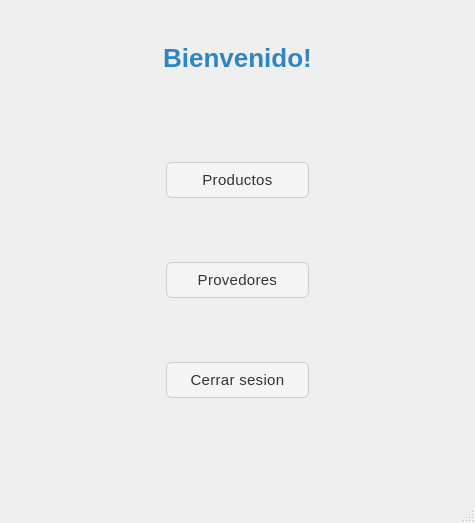
This is ui/login2.ui in maubtw/examen-segundo-parcial as Qt 5 draws it before an edit. The edited form follows.
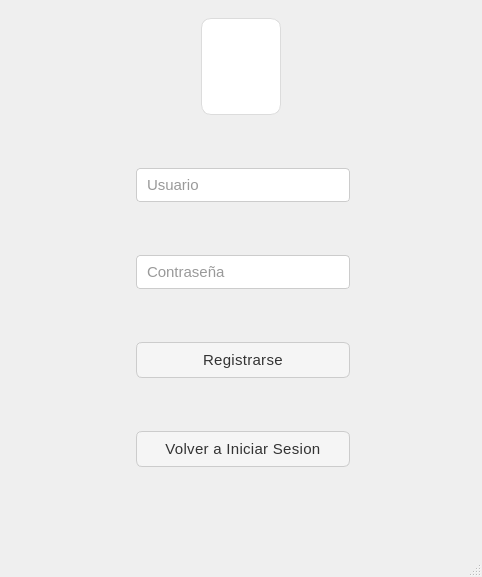
This is the edited form. Icons and pictures are not drawn.

```diff
--- a/ui/login2.ui
+++ b/ui/login2.ui
@@ -6,8 +6,8 @@
    <rect>
     <x>0</x>
     <y>0</y>
-    <width>475</width>
-    <height>523</height>
+    <width>482</width>
+    <height>577</height>
    </rect>
   </property>
   <property name="windowTitle">
@@ -341,6 +341,339 @@
            </size>
           </property>
          </spacer>
+        </item>
+        <item row="1" column="3" colspan="3">
+         <spacer name="horizontalSpacer_2">
+          <property name="orientation">
+           <enum>Qt::Horizontal</enum>
+          </property>
+          <property name="sizeHint" stdset="0">
+           <size>
+            <width>168</width>
+            <height>97</height>
+           </size>
+          </property>
+         </spacer>
+        </item>
+       </layout>
+      </widget>
+      <widget class="QWidget" name="register_2">
+       <property name="styleSheet">
+        <string notr="true">/* === Estilo general === */
+QMainWindow {
+    background-color: #f6f7fb;
+    color: #333333;
+    font-family: &quot;Segoe UI Variable&quot;, &quot;Roboto&quot;, &quot;Open Sans&quot;, sans-serif;
+    font-size: 32px;
+    font-weight: 300; /* Más delgada */
+}
+
+/* === Frames === */
+QFrame {
+    background-color: #ffffff;
+    border-radius: 10px;
+    border: 1px solid #dcdcdc;
+}
+
+/* Barra superior */
+#frame_superior {
+    background-color: #e8ecf1;
+    border: none;
+}
+
+/* Panel lateral */
+#frame_lateral {
+    background-color: #f1f3f6;
+    border-right: 1px solid #d1d1d1;
+}
+
+/* Área principal */
+#frame_paginas {
+    background-color: #ffffff;
+}
+
+/* === Botones === */
+QPushButton {
+    background-color: #f5f5f5;
+    color: #333333;
+    border: 1px solid #cccccc;
+    border-radius: 6px;
+    padding: 8px 14px;
+    font-weight: 400;
+    font-size: 15px;
+    letter-spacing: 0.3px;
+}
+
+QPushButton:hover {
+    background-color: #0078d7;
+    color: #ffffff;
+    border: 1px solid #0078d7;
+}
+
+QPushButton:pressed {
+    background-color: #005a9e;
+    color: #ffffff;
+    border: 1px solid #005a9e;
+}
+
+/* Botón principal (Menú) */
+#boton_menu {
+    background-color: #0078d7;
+    color: white;
+    border: none;
+    font-weight: 400;
+}
+#boton_menu:hover {
+    background-color: #006cbe;
+}
+#boton_menu:pressed {
+    background-color: #005a9e;
+}
+
+/* Botón salir */
+#boton_salir {
+    background-color: #e74c3c;
+    color: white;
+    border: none;
+}
+#boton_salir:hover {
+    background-color: #c0392b;
+}
+#boton_salir:pressed {
+    background-color: #a93226;
+}
+
+/* === Campos de texto === */
+QLineEdit {
+    background-color: #ffffff;
+    color: #333333;
+    border: 1px solid #cccccc;
+    border-radius: 4px;
+    padding: 6px 8px;
+    font-size: 15px;
+    font-weight: 300;
+}
+
+QLineEdit:focus {
+    border: 1px solid #0078d7;
+    background-color: #f9fcff;
+}
+
+/* === Labels === */
+QLabel {
+    color: #333333;
+    font-weight: 300;
+    font-size: 15px;
+}
+
+/* Label inferior o secundario */
+#label {
+    color: #666666;
+    font-size: 13px;
+    font-style: italic;
+}
+
+/* === Stacked Widget === */
+QStackedWidget {
+    background-color: #ffffff;
+    border: 1px solid #dcdcdc;
+    border-radius: 6px;
+}
+
+/* === Scrollbars === */
+QScrollBar:vertical {
+    border: none;
+    background: #f0f0f0;
+    width: 10px;
+    border-radius: 4px;
+}
+QScrollBar::handle:vertical {
+    background: #cccccc;
+    min-height: 20px;
+    border-radius: 4px;
+}
+QScrollBar::handle:vertical:hover {
+    background: #0078d7;
+}
+QScrollBar::add-line:vertical,
+QScrollBar::sub-line:vertical {
+    height: 0;
+}
+
+/* === Layouts === */
+QVBoxLayout, QHBoxLayout {
+    spacing: 10px;
+}
+
+/* === Botones laterales === */
+#boton_agregar, #boton_buscar, #boton_actualizar, #boton_eliminar, #boton_consultar {
+    background-color: #ffffff;
+    border: 1px solid #cccccc;
+    color: #333333;
+    font-weight: 400;
+    font-size: 15px;
+}
+
+#boton_agregar:hover, 
+#boton_buscar:hover, 
+#boton_actualizar:hover, 
+#boton_eliminar:hover,
+#boton_consultar:hover {
+    background-color: #e8f0fe;
+    border: 1px solid #0078d7;
+    color: #0078d7;
+}
+
+#boton_agregar:pressed, 
+#boton_buscar:pressed, 
+#boton_actualizar:pressed, 
+#boton_eliminar:pressed ,
+#boton_consultar:pressed{
+    background-color: #cce0ff;
+}
+
+/* === Tooltips === */
+QToolTip {
+    background-color: #ffffff;
+    color: #333333;
+    border: 1px solid #0078d7;
+    padding: 6px;
+    border-radius: 4px;
+    font-size: 14px;
+}</string>
+       </property>
+       <layout class="QGridLayout" name="gridLayout_66">
+        <item row="1" column="0">
+         <spacer name="verticalSpacer_26">
+          <property name="orientation">
+           <enum>Qt::Vertical</enum>
+          </property>
+          <property name="sizeHint" stdset="0">
+           <size>
+            <width>112</width>
+            <height>315</height>
+           </size>
+          </property>
+         </spacer>
+        </item>
+        <item row="0" column="0" colspan="4">
+         <layout class="QGridLayout" name="gridLayout_65">
+          <item row="1" column="1">
+           <widget class="QLabel" name="icono_7">
+            <property name="minimumSize">
+             <size>
+              <width>80</width>
+              <height>80</height>
+             </size>
+            </property>
+            <property name="maximumSize">
+             <size>
+              <width>100</width>
+              <height>100</height>
+             </size>
+            </property>
+            <property name="text">
+             <string/>
+            </property>
+            <property name="pixmap">
+             <pixmap>../resources/imagenes/loginlogo.png</pixmap>
+            </property>
+            <property name="scaledContents">
+             <bool>true</bool>
+            </property>
+            <property name="alignment">
+             <set>Qt::AlignCenter</set>
+            </property>
+           </widget>
+          </item>
+          <item row="1" column="0">
+           <spacer name="horizontalSpacer_37">
+            <property name="orientation">
+             <enum>Qt::Horizontal</enum>
+            </property>
+            <property name="sizeHint" stdset="0">
+             <size>
+              <width>160</width>
+              <height>77</height>
+             </size>
+            </property>
+           </spacer>
+          </item>
+          <item row="1" column="2">
+           <spacer name="horizontalSpacer_38">
+            <property name="orientation">
+             <enum>Qt::Horizontal</enum>
+            </property>
+            <property name="sizeHint" stdset="0">
+             <size>
+              <width>168</width>
+              <height>97</height>
+             </size>
+            </property>
+           </spacer>
+          </item>
+         </layout>
+        </item>
+        <item row="2" column="0" colspan="4">
+         <spacer name="horizontalSpacer_39">
+          <property name="orientation">
+           <enum>Qt::Horizontal</enum>
+          </property>
+          <property name="sizeHint" stdset="0">
+           <size>
+            <width>443</width>
+            <height>22</height>
+           </size>
+          </property>
+         </spacer>
+        </item>
+        <item row="1" column="3">
+         <spacer name="verticalSpacer_25">
+          <property name="orientation">
+           <enum>Qt::Vertical</enum>
+          </property>
+          <property name="sizeHint" stdset="0">
+           <size>
+            <width>102</width>
+            <height>315</height>
+           </size>
+          </property>
+         </spacer>
+        </item>
+        <item row="1" column="1">
+         <layout class="QGridLayout" name="gridLayout_28">
+          <item row="4" column="0">
+           <widget class="QPushButton" name="btn_login_reg">
+            <property name="text">
+             <string>Volver a Iniciar Sesion</string>
+            </property>
+           </widget>
+          </item>
+          <item row="3" column="0">
+           <widget class="QPushButton" name="btn_reg_reg">
+            <property name="text">
+             <string>Registrarse</string>
+            </property>
+           </widget>
+          </item>
+          <item row="1" column="0">
+           <widget class="QLineEdit" name="usuario_reg">
+            <property name="placeholderText">
+             <string>Usuario</string>
+            </property>
+           </widget>
+          </item>
+          <item row="2" column="0">
+           <widget class="QLineEdit" name="contra_reg">
+            <property name="echoMode">
+             <enum>QLineEdit::Password</enum>
+            </property>
+            <property name="placeholderText">
+             <string>Contraseña</string>
+            </property>
+           </widget>
+          </item>
+         </layout>
         </item>
        </layout>
       </widget>
@@ -664,6 +997,28 @@
           </item>
           <item row="3" column="0">
            <widget class="QPushButton" name="btn_cerrarSesion">
+            <property name="styleSheet">
+             <string notr="true">QPushButton {
+    background-color: #f8d7da;        /* Fondo suave rojizo */
+    color: #721c24;                   /* Texto rojo oscuro */
+    border: 2px solid #f5c6cb;        /* Borde acorde al fondo */
+    border-radius: 10px;              /* Bordes redondeados */
+    padding: 8px 16px;                /* Espaciado interno */
+    font-weight: bold;                /* Texto en negritas */
+    font-size: 14px;                  /* Tamaño de fuente */
+}
+
+QPushButton:hover {
+    background-color: #f5c6cb;        /* Más oscuro al pasar el mouse */
+    color: #491217;
+}
+
+QPushButton:pressed {
+    background-color: #f1b0b7;        /* Aún más oscuro al presionar */
+    border: 2px solid #e09aa2;
+}
+</string>
+            </property>
             <property name="text">
              <string>Cerrar sesion</string>
             </property>
```
Left out of the diff: 225 changed lines with no effect on the pictures.
